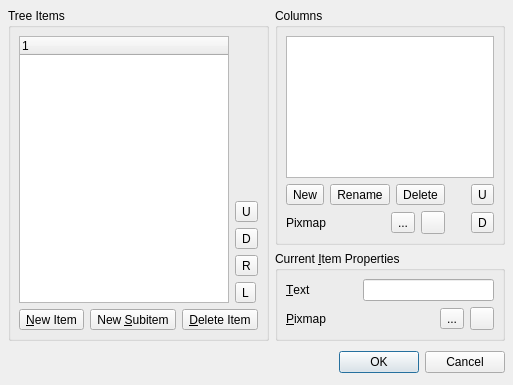
Above: tools/designer/src/components/taskmenu/treewidgeteditor.ui from arnt/qt-history2 before the change. Below: the same form after it.
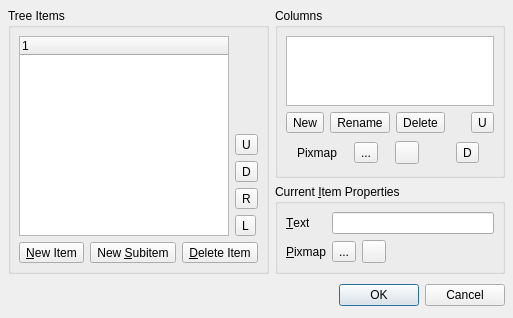
That is the form after the change.

Commit message:
Fixes:    Layout fix, clean not needed call to setCurrentItem
[git-p4: depot-paths = "//depot/qt/main/": change = 194834]

The edit to the form file:
```diff
--- a/tools/designer/src/components/taskmenu/treewidgeteditor.ui
+++ b/tools/designer/src/components/taskmenu/treewidgeteditor.ui
@@ -19,8 +19,8 @@
    <rect>
     <x>0</x>
     <y>0</y>
-    <width>491</width>
-    <height>385</height>
+    <width>453</width>
+    <height>303</height>
    </rect>
   </property>
   <property name="windowTitle" >
@@ -33,6 +33,90 @@
    <property name="spacing" >
     <number>6</number>
    </property>
+   <item row="1" column="1" >
+    <widget class="QGroupBox" name="currentItemBox" >
+     <property name="title" >
+      <string>Current &amp;Item Properties</string>
+     </property>
+     <layout class="QGridLayout" >
+      <property name="margin" >
+       <number>8</number>
+      </property>
+      <property name="spacing" >
+       <number>6</number>
+      </property>
+      <item row="1" column="3" >
+       <spacer>
+        <property name="orientation" >
+         <enum>Qt::Horizontal</enum>
+        </property>
+        <property name="sizeType" >
+         <enum>QSizePolicy::Minimum</enum>
+        </property>
+        <property name="sizeHint" >
+         <size>
+          <width>40</width>
+          <height>20</height>
+         </size>
+        </property>
+       </spacer>
+      </item>
+      <item row="1" column="2" >
+       <widget class="QToolButton" name="deletePixmapItemButton" >
+        <property name="text" >
+         <string/>
+        </property>
+       </widget>
+      </item>
+      <item row="1" column="1" >
+       <widget class="QToolButton" name="previewPixmapItemButton" >
+        <property name="text" >
+         <string>...</string>
+        </property>
+       </widget>
+      </item>
+      <item row="0" column="1" colspan="3" >
+       <widget class="QLineEdit" name="itemTextLineEdit" />
+      </item>
+      <item row="1" column="0" >
+       <widget class="QLabel" name="label_2" >
+        <property name="sizePolicy" >
+         <sizepolicy>
+          <hsizetype>0</hsizetype>
+          <vsizetype>5</vsizetype>
+          <horstretch>0</horstretch>
+          <verstretch>0</verstretch>
+         </sizepolicy>
+        </property>
+        <property name="text" >
+         <string>&amp;Pixmap</string>
+        </property>
+        <property name="buddy" >
+         <cstring>previewPixmapItemButton</cstring>
+        </property>
+       </widget>
+      </item>
+      <item row="0" column="0" >
+       <widget class="QLabel" name="label" >
+        <property name="sizePolicy" >
+         <sizepolicy>
+          <hsizetype>0</hsizetype>
+          <vsizetype>5</vsizetype>
+          <horstretch>0</horstretch>
+          <verstretch>0</verstretch>
+         </sizepolicy>
+        </property>
+        <property name="text" >
+         <string>&amp;Text</string>
+        </property>
+        <property name="buddy" >
+         <cstring>itemTextLineEdit</cstring>
+        </property>
+       </widget>
+      </item>
+     </layout>
+    </widget>
+   </item>
    <item rowspan="2" row="0" column="0" >
     <widget class="QGroupBox" name="itemsBox" >
      <property name="title" >
@@ -150,6 +234,46 @@
      </layout>
     </widget>
    </item>
+   <item row="2" column="0" colspan="2" >
+    <layout class="QHBoxLayout" >
+     <property name="margin" >
+      <number>0</number>
+     </property>
+     <property name="spacing" >
+      <number>6</number>
+     </property>
+     <item>
+      <spacer>
+       <property name="orientation" >
+        <enum>Qt::Horizontal</enum>
+       </property>
+       <property name="sizeHint" >
+        <size>
+         <width>431</width>
+         <height>30</height>
+        </size>
+       </property>
+      </spacer>
+     </item>
+     <item>
+      <widget class="QPushButton" name="okButton" >
+       <property name="text" >
+        <string>OK</string>
+       </property>
+       <property name="default" >
+        <bool>true</bool>
+       </property>
+      </widget>
+     </item>
+     <item>
+      <widget class="QPushButton" name="cancelButton" >
+       <property name="text" >
+        <string>Cancel</string>
+       </property>
+      </widget>
+     </item>
+    </layout>
+   </item>
    <item row="0" column="1" >
     <widget class="QGroupBox" name="columnsBox" >
      <property name="title" >
@@ -209,7 +333,7 @@
            <enum>Qt::Horizontal</enum>
           </property>
           <property name="sizeType" >
-           <enum>QSizePolicy::Fixed</enum>
+           <enum>QSizePolicy::Minimum</enum>
           </property>
           <property name="sizeHint" >
            <size>
@@ -238,6 +362,14 @@
         </property>
         <item>
          <widget class="QLabel" name="pixmapColumnLabel" >
+          <property name="sizePolicy" >
+           <sizepolicy>
+            <hsizetype>0</hsizetype>
+            <vsizetype>5</vsizetype>
+            <horstretch>0</horstretch>
+            <verstretch>0</verstretch>
+           </sizepolicy>
+          </property>
           <property name="text" >
            <string>Pixmap</string>
           </property>
@@ -263,12 +395,12 @@
            <enum>Qt::Horizontal</enum>
           </property>
           <property name="sizeType" >
-           <enum>QSizePolicy::Fixed</enum>
+           <enum>QSizePolicy::Minimum</enum>
           </property>
           <property name="sizeHint" >
            <size>
             <width>20</width>
-            <height>10</height>
+            <height>28</height>
            </size>
           </property>
          </spacer>
@@ -285,105 +417,6 @@
      </layout>
     </widget>
    </item>
-   <item row="1" column="1" >
-    <widget class="QGroupBox" name="currentItemBox" >
-     <property name="title" >
-      <string>Current &amp;Item Properties</string>
-     </property>
-     <layout class="QGridLayout" >
-      <property name="margin" >
-       <number>8</number>
-      </property>
-      <property name="spacing" >
-       <number>6</number>
-      </property>
-      <item row="0" column="0" >
-       <widget class="QLabel" name="label" >
-        <property name="text" >
-         <string>&amp;Text</string>
-        </property>
-        <property name="buddy" >
-         <cstring>itemTextLineEdit</cstring>
-        </property>
-       </widget>
-      </item>
-      <item row="1" column="0" >
-       <widget class="QLabel" name="label_2" >
-        <property name="text" >
-         <string>&amp;Pixmap</string>
-        </property>
-        <property name="buddy" >
-         <cstring>previewPixmapItemButton</cstring>
-        </property>
-       </widget>
-      </item>
-      <item row="1" column="1" >
-       <widget class="QLabel" name="label_2_2" >
-        <property name="text" >
-         <string/>
-        </property>
-       </widget>
-      </item>
-      <item row="1" column="2" >
-       <widget class="QToolButton" name="previewPixmapItemButton" >
-        <property name="text" >
-         <string>...</string>
-        </property>
-       </widget>
-      </item>
-      <item row="1" column="3" >
-       <widget class="QToolButton" name="deletePixmapItemButton" >
-        <property name="text" >
-         <string/>
-        </property>
-       </widget>
-      </item>
-      <item row="0" column="1" colspan="3" >
-       <widget class="QLineEdit" name="itemTextLineEdit" />
-      </item>
-     </layout>
-    </widget>
-   </item>
-   <item row="2" column="0" colspan="2" >
-    <layout class="QHBoxLayout" >
-     <property name="margin" >
-      <number>0</number>
-     </property>
-     <property name="spacing" >
-      <number>6</number>
-     </property>
-     <item>
-      <spacer>
-       <property name="orientation" >
-        <enum>Qt::Horizontal</enum>
-       </property>
-       <property name="sizeHint" >
-        <size>
-         <width>431</width>
-         <height>30</height>
-        </size>
-       </property>
-      </spacer>
-     </item>
-     <item>
-      <widget class="QPushButton" name="okButton" >
-       <property name="text" >
-        <string>OK</string>
-       </property>
-       <property name="default" >
-        <bool>true</bool>
-       </property>
-      </widget>
-     </item>
-     <item>
-      <widget class="QPushButton" name="cancelButton" >
-       <property name="text" >
-        <string>Cancel</string>
-       </property>
-      </widget>
-     </item>
-    </layout>
-   </item>
   </layout>
  </widget>
  <pixmapfunction></pixmapfunction>
```
Left out of the diff: 3 changed lines with no effect on the pictures. The commit also changes 1 other file.
